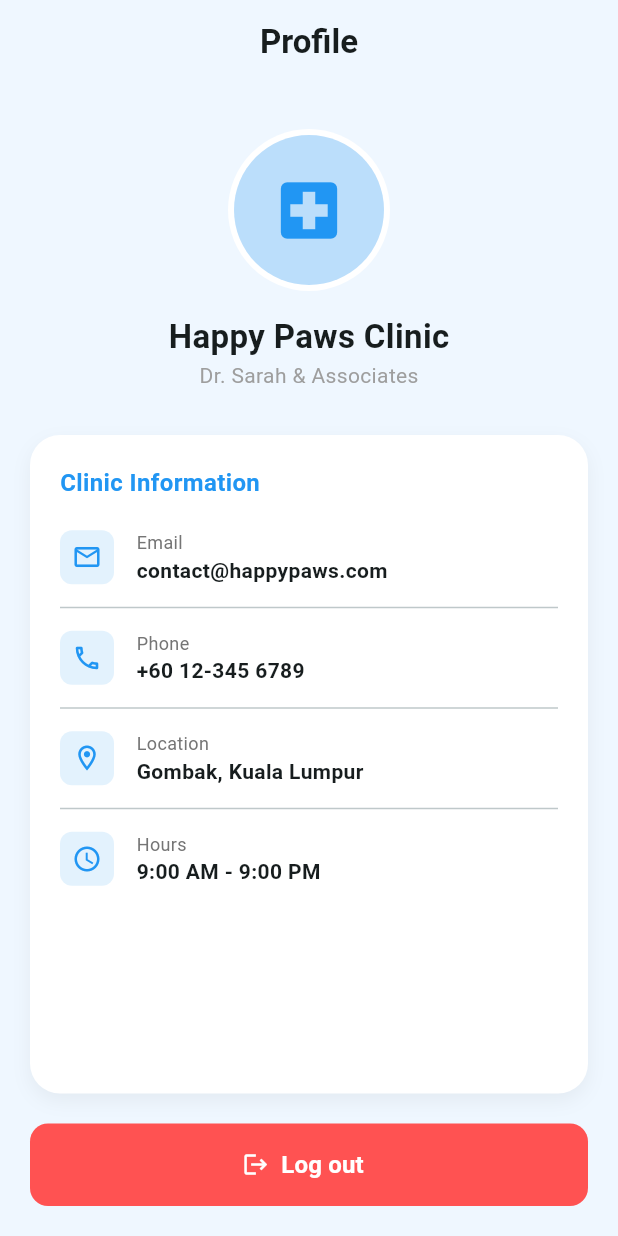
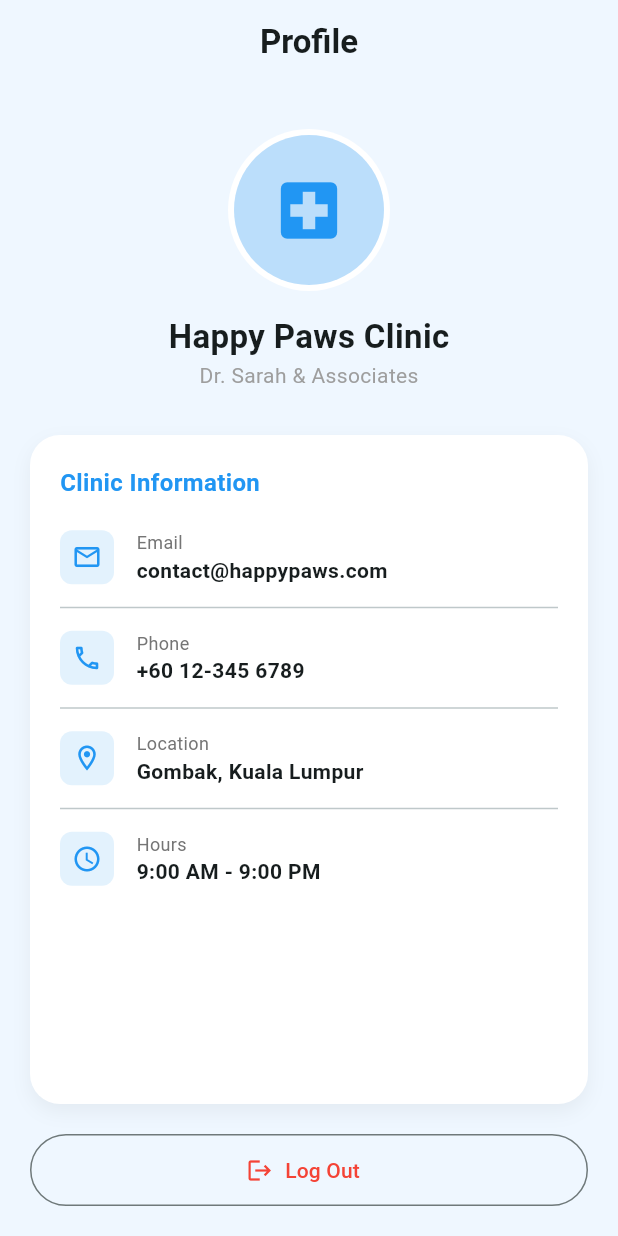
Before and after one commit to MirulFikri/MAD-Project, a Flutter app: the ClinicProfile screen opened directly, on a phone screen of 412 x 824 dp. Run offline on Flutter 3.47's test engine with Material 3 defaults, Android fonts, the light colour scheme and no system bars; our stand-ins replace flutter_local_notifications, timezone.

Commit message:
change logout button

```diff
--- a/lib/profile_screen/clinic_profile.dart
+++ b/lib/profile_screen/clinic_profile.dart
@@ -90,26 +90,46 @@ class ClinicProfile extends StatelessWidget {
             const SizedBox(height: 20),
 
             // --- LOGOUT BUTTON ---
-            SizedBox(
-              width: double.infinity,
-              height: 55,
-              child: ElevatedButton.icon(
-                style: ElevatedButton.styleFrom(
-                  backgroundColor: Colors.redAccent,
-                  foregroundColor: Colors.white,
-                  elevation: 0,
-                  shape: RoundedRectangleBorder(borderRadius: BorderRadius.circular(12)),
-                ),
-                onPressed: () {
-                  // Navigate to Login and remove all previous routes
-                  Navigator.pushNamedAndRemoveUntil(context, '/login', (route) => false);
-                },
-                icon: const Icon(Icons.logout),
-                label: const Text('Log out', style: TextStyle(fontSize: 16, fontWeight: FontWeight.bold)),
+            OutlinedButton.icon(
+              onPressed: () {
+                _showLogoutDialog(context);
+              },
+              icon: const Icon(Icons.logout),
+              label: const Text('Log Out'),
+              style: OutlinedButton.styleFrom(
+                minimumSize: const Size.fromHeight(48),
+                foregroundColor: Colors.red,
               ),
             ),
           ],
         ),
+      ),
+    );
+  }
+
+  void _showLogoutDialog(BuildContext context) {
+    showDialog(
+      context: context,
+      builder: (context) => AlertDialog(
+        title: const Text('Log Out'),
+        content: const Text('Are you sure you want to log out?'),
+        actions: [
+          TextButton(
+            onPressed: () => Navigator.pop(context),
+            child: const Text('Cancel'),
+          ),
+          TextButton(
+            onPressed: () {
+              Navigator.pop(context);
+              Navigator.pushNamedAndRemoveUntil(
+                context,
+                '/login',
+                (route) => false,
+              );
+            },
+            child: const Text('Log Out', style: TextStyle(color: Colors.red)),
+          ),
+        ],
       ),
     );
   }
--- a/lib/profile_screen/owner_profile.dart
+++ b/lib/profile_screen/owner_profile.dart
@@ -82,6 +82,7 @@ class OwnerProfile extends StatelessWidget {
 
             const SizedBox(height: 12),
 
+            // Logout Button
             OutlinedButton.icon(
               onPressed: () {
                 _showLogoutDialog(context);
```
